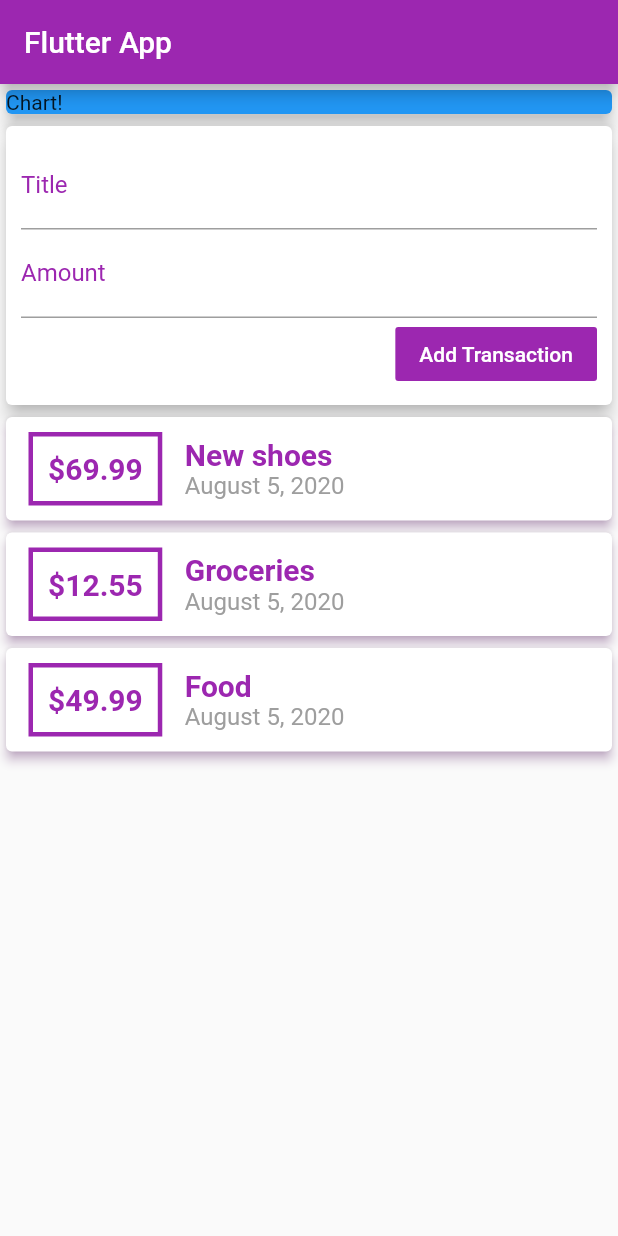
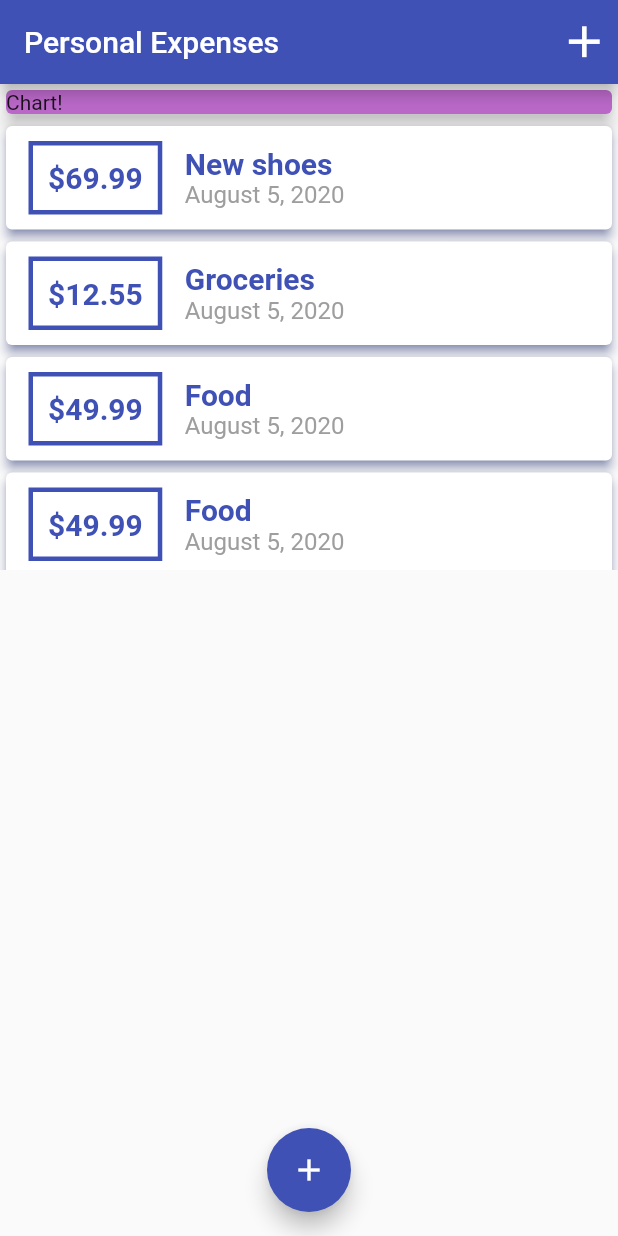
Before and after one commit to ToRexZ/Flutter-Course, a Flutter app: the screen it shows after launch, on a phone screen of 412 x 824 dp. Run offline on Flutter 3.47's test engine with Material 2 defaults, Android fonts, the phone set to English and light mode, and no system bars.

Commit message:
added color theme

```diff
--- a/pe/lib/main.dart
+++ b/pe/lib/main.dart
@@ -1,9 +1,9 @@
 import 'package:flutter/material.dart';
 import 'package:pe/models/transaction.dart';
-import './widgets/user_transactions.dart';
 import './widgets/new_transaction.dart';
 
 import './widgets/transaction_list.dart';
+import './widgets/new_transaction.dart';
 
 void main() => runApp(MyApp());
 
@@ -11,28 +11,79 @@ class MyApp extends StatelessWidget {
   @override
   Widget build(BuildContext context) {
     return MaterialApp(
-      title: 'Flutter App',
+      title: 'Personal expenses',
       home: MyHomePage(),
+      //the difference between primaryColor and -Swatch is that the Swatch creates diffrent shades of that color.
+      theme: ThemeData(primarySwatch: Colors.indigo, accentColor: Colors.indigo),
     );
   }
 }
 
-class MyHomePage extends StatelessWidget {
+class MyHomePage extends StatefulWidget {
   // String titleInput;
   // int amountInput;
 
+  @override
+  _MyHomePageState createState() => _MyHomePageState();
+}
+
+class _MyHomePageState extends State<MyHomePage> {
   final titleController = TextEditingController();
   final amountController = TextEditingController();
+  final List<Transaction> _userTransactions = [
+    Transaction(
+        id: 't1', title: 'New shoes', amount: 69.99, date: DateTime.now()),
+    Transaction(
+        id: 't2', title: 'Groceries', amount: 12.55, date: DateTime.now()),
+    Transaction(id: 't3', title: 'Food', amount: 49.99, date: DateTime.now()),
+    Transaction(id: 't4', title: 'Food', amount: 49.99, date: DateTime.now()),
+    Transaction(id: 't5', title: 'Food', amount: 49.99, date: DateTime.now()),
+    Transaction(id: 't6', title: 'Food', amount: 49.99, date: DateTime.now()),
+    Transaction(id: 't7', title: 'Food', amount: 49.99, date: DateTime.now()),
+    Transaction(id: 't8', title: 'Food', amount: 49.99, date: DateTime.now()),
+  ];
+
+  void _addNewTransaction(String title, double amount) {
+    final newTx = Transaction(
+        title: title,
+        amount: amount,
+        date: DateTime.now(),
+        id: DateTime.now().toString());
+
+    setState(() {
+      _userTransactions.add(newTx);
+    });
+  }
+
+  void _startAddNewTransaction(BuildContext ctx) {
+    showModalBottomSheet(
+      context: ctx,
+      builder: (_) {
+        return GestureDetector(
+          child: NewTransaction(_addNewTransaction),
+          onTap: () {},
+          behavior: HitTestBehavior.opaque,
+        );
+      },
+    );
+  }
 
   @override
   Widget build(BuildContext context) {
     return Scaffold(
       appBar: AppBar(
-        title: Text('Flutter App'),
-        backgroundColor: Colors.purple,
+        title: Text('Personal Expenses'),
+        actions: <Widget>[
+          IconButton(
+              icon: Icon(
+                Icons.add,
+                size: 35,
+              ),
+              onPressed: () => _startAddNewTransaction(context))
+        ],
       ),
       body: SingleChildScrollView(
-              child: Column(
+        child: Column(
           //mainAxisAlignment: MainAxisAlignment.start,
           crossAxisAlignment: CrossAxisAlignment.stretch,
           children: <Widget>[
@@ -40,15 +91,20 @@ class MyHomePage extends StatelessWidget {
             Container(
               width: double.infinity,
               child: Card(
-                color: Colors.blue,
+                color: Colors.purple[300],
                 child: Text('Chart!'),
                 elevation: 5,
               ),
             ),
-            UserTransactions()
+            TransactionList(_userTransactions)
           ],
         ),
       ),
+      floatingActionButton: FloatingActionButton(
+        onPressed: () => _startAddNewTransaction(context),
+        child: Icon(Icons.add),
+      ),
+      floatingActionButtonLocation: FloatingActionButtonLocation.centerFloat,
     );
   }
 }
--- a/pe/lib/widgets/transaction_list.dart
+++ b/pe/lib/widgets/transaction_list.dart
@@ -13,11 +13,10 @@ class TransactionList extends StatelessWidget {
     return Container(
       height: 300,
       //Listview has an infinite height, unlike the column, which has a fixed height.
-      child: ListView(
-        children: transactions.map((tx) {
-          return Card(
+      child: ListView.builder(
+        itemBuilder: (ctx, index) {return Card(
             elevation: 3,
-            shadowColor: Colors.purple[200],
+            shadowColor: Theme.of(context).primaryColor,
             child: Row(
               children: <Widget>[
                 Container(
@@ -25,36 +24,36 @@ class TransactionList extends StatelessWidget {
                     padding: EdgeInsets.all(10),
                     decoration: BoxDecoration(
                         border: Border.all(
-                      color: Colors.purple,
+                      color: Theme.of(context).primaryColor,
                       width: 3,
                     )),
                     child: Text(
-                      '\$${tx.amount}',
+                      '\$${transactions[index].amount.toStringAsFixed(2)}',
                       style: TextStyle(
                           fontWeight: FontWeight.bold,
                           fontSize: 20,
-                          color: Colors.purple),
+                          color: Theme.of(context).primaryColor),
                     )),
                 Column(
                   crossAxisAlignment: CrossAxisAlignment.start,
                   children: <Widget>[
                     Text(
-                      tx.title,
+                      transactions[index].title,
                       style: TextStyle(
                           fontSize: 20,
                           fontWeight: FontWeight.bold,
-                          color: Colors.purple),
+                          color: Theme.of(context).primaryColor),
                     ),
                     Text(
-                      DateFormat.yMMMMd().format(tx.date),
+                      DateFormat.yMMMMd().format(transactions[index].date),
                       style: TextStyle(fontSize: 16, color: Colors.grey),
                     )
                   ],
                 )
               ],
             ),
-          );
-        }).toList(),
+          );},
+        itemCount: transactions.length,
       ),
     );
   }
--- a/pe/lib/widgets/user_transactions.dart
+++ /dev/null
@@ -1,42 +0,0 @@
-import 'package:flutter/material.dart';
-
-import './new_transaction.dart';
-import './transaction_list.dart';
-import '../models/transaction.dart';
-
-class UserTransactions extends StatefulWidget {
-  @override
-  _UserTransactionsState createState() => _UserTransactionsState();
-}
-
-class _UserTransactionsState extends State<UserTransactions> {
-  final List<Transaction> _userTransactions = [
-    Transaction(
-        id: 't1', title: 'New shoes', amount: 69.99, date: DateTime.now()),
-    Transaction(
-        id: 't2', title: 'Groceries', amount: 12.55, date: DateTime.now()),
-    Transaction(id: 't3', title: 'Food', amount: 49.99, date: DateTime.now()),
-  ];
-
-  void _addNewTransaction(String title, double amount) {
-    final newTx = Transaction(
-        title: title,
-        amount: amount,
-        date: DateTime.now(),
-        id: DateTime.now().toString());
-
-    setState(() {
-      _userTransactions.add(newTx);
-    });
-  }
-
-  @override
-  Widget build(BuildContext context) {
-    return Column(
-      children: <Widget>[
-        NewTransaction(_addNewTransaction),
-        TransactionList(_userTransactions),
-      ],
-    );
-  }
-}
```
Also changed, not shown: pe/lib/widgets/new_transaction.dart (+31 -12 lines).
